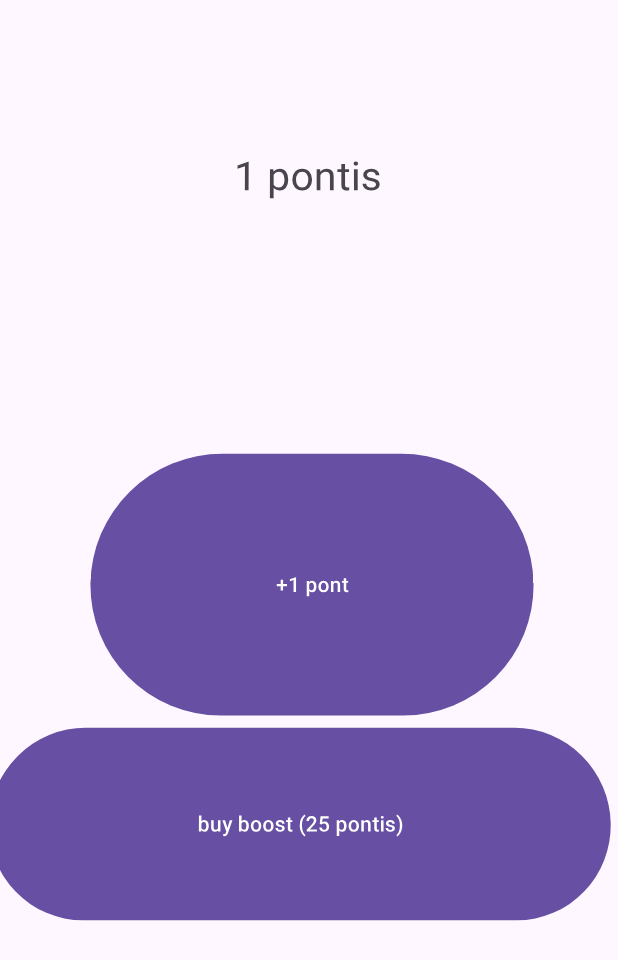
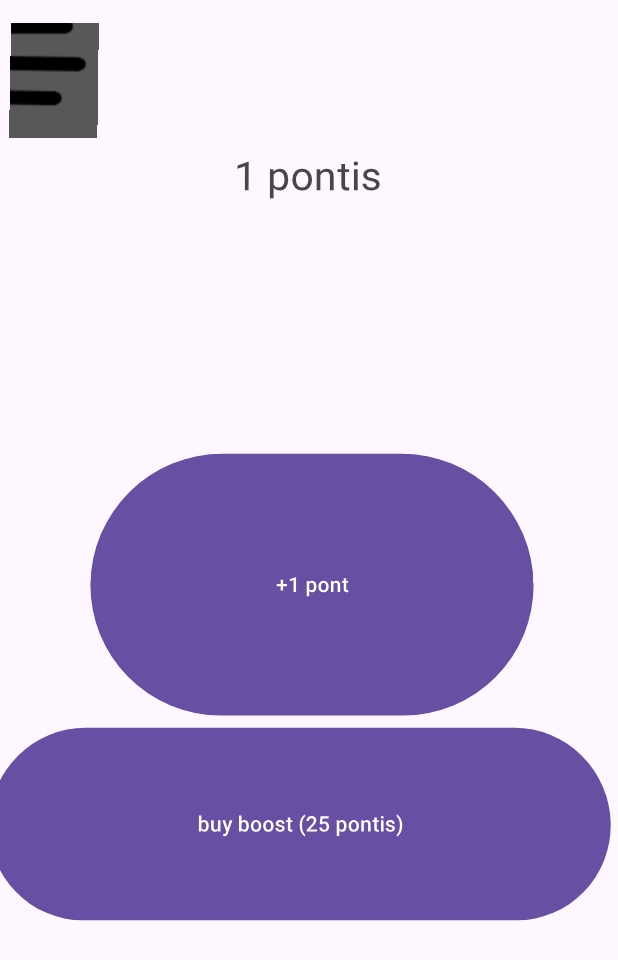
Before and after one commit to Belbel334/click_for_pontis, an Android app: the screen it shows after launch (MainActivity), after a tap on "buy boost (25 pontis)", on a phone screen of 412 x 824 dp. Shown: the top 960 px of the screen. Run offline under Robolectric (Android 15) with nearby library versions, the phone set to English and light mode, and no system bars; 1 other tap on this screen came first.

Commit message:
Added (non-working) menu button in top left, will feature something

```diff
--- a/app/src/main/java/com/example/firstapp/MainActivity.java
+++ b/app/src/main/java/com/example/firstapp/MainActivity.java
@@ -6,6 +6,7 @@ import android.os.Handler;
 import android.os.Looper;
 import android.view.View;
 import android.widget.Button;
+import android.widget.ImageButton;
 import android.widget.TextView;
 
 import androidx.activity.EdgeToEdge;
@@ -22,6 +23,7 @@ public class MainActivity extends AppCompatActivity {
     int pointperclick = 1;
     Button Mybutton;
     Button UpgradeButton;
+    ImageButton MenuButton;
     TextView Counter;
     TextView Errormessage;
 
@@ -38,40 +40,33 @@ public class MainActivity extends AppCompatActivity {
             v.setPadding(systemBars.left, systemBars.top, systemBars.right, systemBars.bottom);
             return insets;
         });
-        Mybutton =  (Button) findViewById(R.id.button);
+        Mybutton = (Button) findViewById(R.id.button);
         UpgradeButton = (Button) findViewById(R.id.buybutton);
-        Counter = (TextView)findViewById(R.id.textView2);
+        Counter = (TextView) findViewById(R.id.textView2);
         Errormessage = (TextView) findViewById(R.id.Error);
-        //Counter.setText("me");
+        MenuButton = (ImageButton) findViewById(R.id.imageButton);
 
-        Mybutton.setOnClickListener(new View.OnClickListener() {
-            @Override
-            public void onClick(View v) {
+        Mybutton.setOnClickListener(v -> {
             Points += pointperclick;
-                Counter.setText(String.valueOf(Points) + " pontis");
-            }
+            Counter.setText(Points + " pontis");
         });
-        UpgradeButton.setOnClickListener(new View.OnClickListener() {
-            @Override
-            public void onClick(View v) {
+        UpgradeButton.setOnClickListener(v -> {
             if (Points >= 25) {
                 Points -= 25;
                 pointperclick += 1;
-                    Counter.setText(String.valueOf(Points) + " pontis");
+                Counter.setText(Points + " pontis");
                 UpgradeButton.setVisibility(View.INVISIBLE);
             }
             else {
                 Errormessage.setVisibility(View.VISIBLE);
                 Errormessage.setText("Error: " + "Not enough pontis");
 
-                    new Handler(Looper.getMainLooper()).postDelayed(new Runnable() {
-                        @Override
-                        public void run() {
-                            Errormessage.setVisibility(View.INVISIBLE);
+                new Handler(Looper.getMainLooper()).postDelayed(() -> Errormessage.setVisibility(View.INVISIBLE), 1000);
             }
-                    }, 1000);
+        });
+        MenuButton.setOnClickListener(v -> {
+
+        }
+        );
     }
 }
-        });
-    }
-}
--- a/app/src/main/res/layout/activity_main.xml
+++ b/app/src/main/res/layout/activity_main.xml
@@ -50,6 +50,7 @@
         tools:text="+1 pont" />
 
     <ScrollView
+        android:id="@+id/scrollView2"
         android:layout_width="409dp"
         android:layout_height="420dp"
         android:layout_marginEnd="8dp"
@@ -70,4 +71,14 @@
         </LinearLayout>
     </ScrollView>
 
+    <ImageButton
+        android:id="@+id/imageButton"
+        android:layout_width="100dp"
+        android:layout_height="100dp"
+        android:layout_marginEnd="352dp"
+        android:layout_marginBottom="216dp"
+        app:layout_constraintBottom_toTopOf="@+id/button"
+        app:layout_constraintEnd_toEndOf="parent"
+        app:srcCompat="@drawable/_lines" />
+
 </androidx.constraintlayout.widget.ConstraintLayout>
--- a/gradle/libs.versions.toml
+++ b/gradle/libs.versions.toml
@@ -7,6 +7,7 @@ appcompat = "1.7.0"
 material = "1.12.0"
 activity = "1.8.0"
 constraintlayout = "2.1.4"
+playServicesAds = "23.4.0"
 
 [libraries]
 junit = { group = "junit", name = "junit", version.ref = "junit" }
@@ -16,6 +17,7 @@ appcompat = { group = "androidx.appcompat", name = "appcompat", version.ref = "a
 material = { group = "com.google.android.material", name = "material", version.ref = "material" }
 activity = { group = "androidx.activity", name = "activity", version.ref = "activity" }
 constraintlayout = { group = "androidx.constraintlayout", name = "constraintlayout", version.ref = "constraintlayout" }
+play-services-ads = { group = "com.google.android.gms", name = "play-services-ads", version.ref = "playServicesAds" }
 
 [plugins]
 android-application = { id = "com.android.application", version.ref = "agp" }
```
Also changed, not shown: app/src/main/res/drawable/_lines.png (added). Lines whose indentation alone changed are shown as unchanged.
